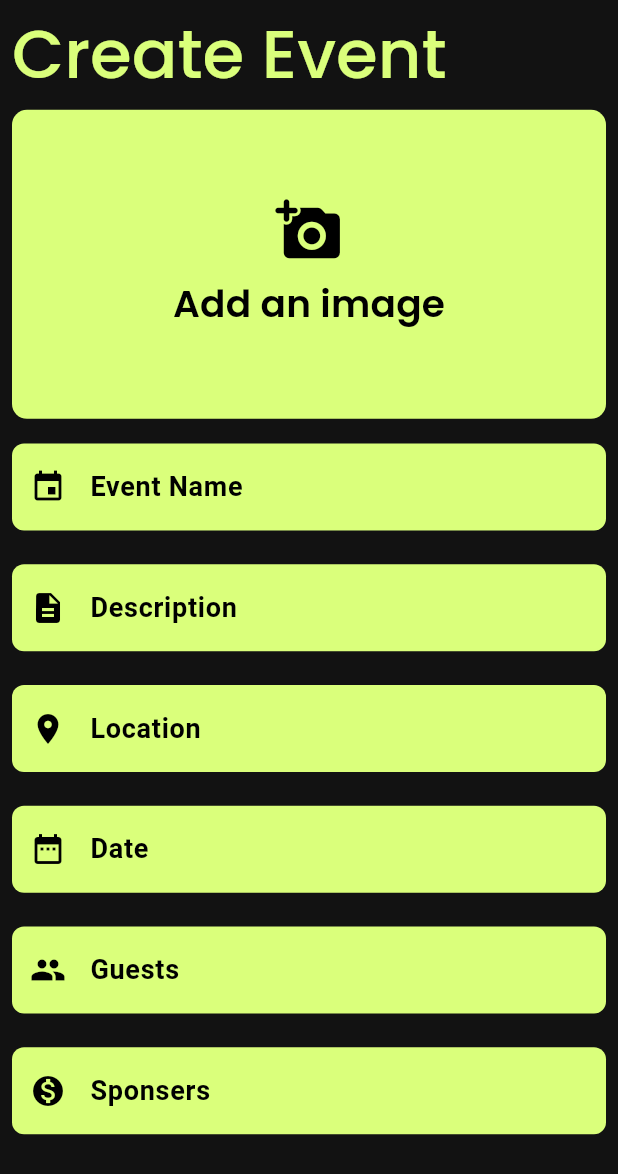
After one commit to manoharacharyaa/eventhub, a Flutter app: the CreateEventPage screen opened directly, on a phone screen of 412 x 824 dp. The commit adds this screen. Shown: the top 1174 px of the screen. Run offline on Flutter 3.47's test engine with Material 2 defaults, Android fonts, the phone set to English and light mode, and no system bars; our stand-ins replace appwrite, google_fonts, shared_preferences; accounts and stored records are empty; network calls fail.

Commit message:
8.create_event page

```diff
--- /dev/null
+++ b/lib/containers/custom_headtext.dart
@@ -0,0 +1,20 @@
+import 'package:flutter/material.dart';
+
+class CustomHeadText extends StatefulWidget {
+  const CustomHeadText({super.key, required this.text});
+
+  final String text;
+
+  @override
+  State<CustomHeadText> createState() => _CustomHeadTextState();
+}
+
+class _CustomHeadTextState extends State<CustomHeadText> {
+  @override
+  Widget build(BuildContext context) {
+    return Text(
+      widget.text,
+      style: Theme.of(context).textTheme.titleLarge,
+    );
+  }
+}
--- a/lib/containers/custom_input_form.dart
+++ b/lib/containers/custom_input_form.dart
@@ -28,12 +28,16 @@ class CustomInputForm extends StatelessWidget {
 
   @override
   Widget build(BuildContext context) {
-    return TextFormField(
+    return SizedBox(
+      height: 64,
+      child: TextFormField(
         controller: controller,
         readOnly: readOnly ?? false,
         onTap: onTap,
-      style:
-          Theme.of(context).textTheme.titleSmall!.copyWith(color: Colors.black),
+        style: Theme.of(context)
+            .textTheme
+            .titleSmall!
+            .copyWith(color: Colors.black),
         maxLines: maxLines ?? 1,
         obscureText: obscureText ?? false,
         keyboardType: keyboardType ?? TextInputType.text,
@@ -64,6 +68,7 @@ class CustomInputForm extends StatelessWidget {
           ),
           floatingLabelBehavior: FloatingLabelBehavior.never,
         ),
+      ),
     );
   }
 }
--- /dev/null
+++ b/lib/views/create_event_page.dart
@@ -0,0 +1,127 @@
+// ignore_for_file: avoid_print
+import 'package:eventhub/colors/colors.dart';
+import 'package:eventhub/containers/custom_headtext.dart';
+import 'package:eventhub/containers/custom_input_form.dart';
+import 'package:flutter/material.dart';
+
+class CreateEventPage extends StatefulWidget {
+  const CreateEventPage({super.key});
+
+  @override
+  State<CreateEventPage> createState() => _CreateEventPageState();
+}
+
+class _CreateEventPageState extends State<CreateEventPage>
+    with SingleTickerProviderStateMixin {
+  late AnimationController _controller;
+
+  final TextEditingController _nameController = TextEditingController();
+  final TextEditingController _descController = TextEditingController();
+  final TextEditingController _locationController = TextEditingController();
+  final TextEditingController _dateTimeController = TextEditingController();
+  final TextEditingController _guestController = TextEditingController();
+  final TextEditingController _sponsersController = TextEditingController();
+
+  @override
+  void initState() {
+    super.initState();
+    _controller = AnimationController(vsync: this);
+  }
+
+  @override
+  void dispose() {
+    _controller.dispose();
+    super.dispose();
+  }
+
+  @override
+  Widget build(BuildContext context) {
+    final height = MediaQuery.of(context).size.height;
+
+    return SafeArea(
+      child: Scaffold(
+        body: SingleChildScrollView(
+          child: Padding(
+            padding: const EdgeInsets.all(8.0),
+            child: Column(
+              crossAxisAlignment: CrossAxisAlignment.start,
+              children: [
+                const CustomHeadText(text: 'Create Event'),
+                SizedBox(height: height * 0.01),
+                Container(
+                  height: height * 0.25,
+                  width: double.infinity,
+                  decoration: BoxDecoration(
+                    color: kPrimary,
+                    borderRadius: BorderRadius.circular(10),
+                  ),
+                  child: Column(
+                    mainAxisAlignment: MainAxisAlignment.center,
+                    children: [
+                      const Icon(
+                        Icons.add_a_photo_rounded,
+                        size: 45,
+                        color: Colors.black,
+                      ),
+                      SizedBox(height: height * 0.01),
+                      Text(
+                        'Add an image',
+                        style: Theme.of(context)
+                            .textTheme
+                            .titleMedium!
+                            .copyWith(color: Colors.black),
+                      )
+                    ],
+                  ),
+                ),
+                SizedBox(height: height * 0.02),
+                CustomInputForm(
+                  controller: _nameController,
+                  icon: Icons.event,
+                  label: 'Event Name',
+                  hint: 'Enter your event name',
+                ),
+                SizedBox(height: height * 0.02),
+                CustomInputForm(
+                  controller: _descController,
+                  icon: Icons.description,
+                  label: 'Description',
+                  hint: 'Describe your event',
+                ),
+                SizedBox(height: height * 0.02),
+                CustomInputForm(
+                  controller: _locationController,
+                  icon: Icons.location_on,
+                  label: 'Location',
+                  hint: 'Enter the location of the event',
+                ),
+                SizedBox(height: height * 0.02),
+                CustomInputForm(
+                  controller: _dateTimeController,
+                  icon: Icons.date_range,
+                  label: 'Date',
+                  hint: 'Pick Date Time',
+                  onTap: () {},
+                ),
+                SizedBox(height: height * 0.02),
+                CustomInputForm(
+                  controller: _guestController,
+                  icon: Icons.people,
+                  label: 'Guests',
+                  hint: 'Enter the number of guest',
+                ),
+                SizedBox(height: height * 0.02),
+                CustomInputForm(
+                  controller: _sponsersController,
+                  icon: Icons.monetization_on,
+                  label: 'Sponsers',
+                  hint: 'Enter the sponsers of the event',
+                ),
+              ],
+            ),
+          ),
+        ),
+      ),
+    );
+  }
+}
--- a/lib/views/homepage.dart
+++ b/lib/views/homepage.dart
@@ -1,6 +1,7 @@
 import 'package:eventhub/auth.dart';
 import 'package:eventhub/colors/colors.dart';
 import 'package:eventhub/saved_data.dart';
+import 'package:eventhub/views/create_event_page.dart';
 import 'package:eventhub/views/login.dart';
 import 'package:flutter/material.dart';
 
@@ -47,6 +48,21 @@ class _HomePageState extends State<HomePage> {
           'Hi ${userName}',
           style: Theme.of(context).textTheme.titleLarge,
         ),
+        floatingActionButton: FloatingActionButton(
+          onPressed: () {
+            Navigator.push(
+              context,
+              MaterialPageRoute(
+                builder: (context) => const CreateEventPage(),
+              ),
+            );
+          },
+          backgroundColor: kPrimary,
+          child: const Icon(
+            Icons.add,
+            size: 30,
+          ),
+        ),
       ),
     );
   }
--- a/pubspec.yaml
+++ b/pubspec.yaml
@@ -17,6 +17,7 @@ dependencies:
   google_fonts: ^6.1.0
   shared_preferences: ^2.2.1
   get: ^4.6.6
+  image_picker: ^1.0.4
 
 dev_dependencies:
   flutter_test:
```
Also changed, not shown: pubspec.lock, 5 other files. Lines whose indentation alone changed are shown as unchanged.
